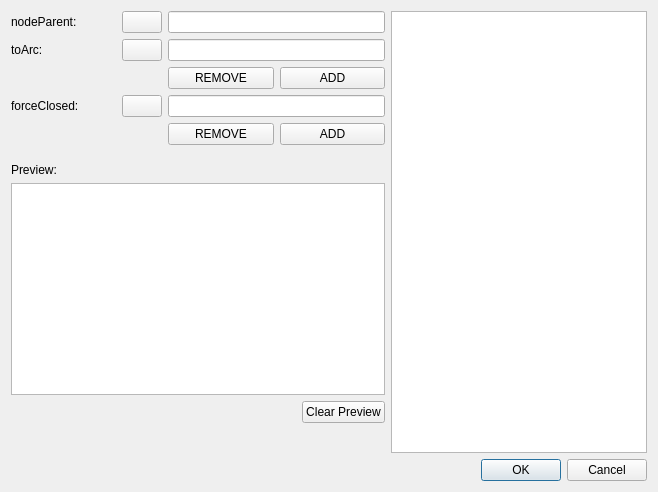
Qt form core/ui/toolbars/utilities/mapzone_config.ui (Giswater/giswater_qgis_plugin) before a commit.
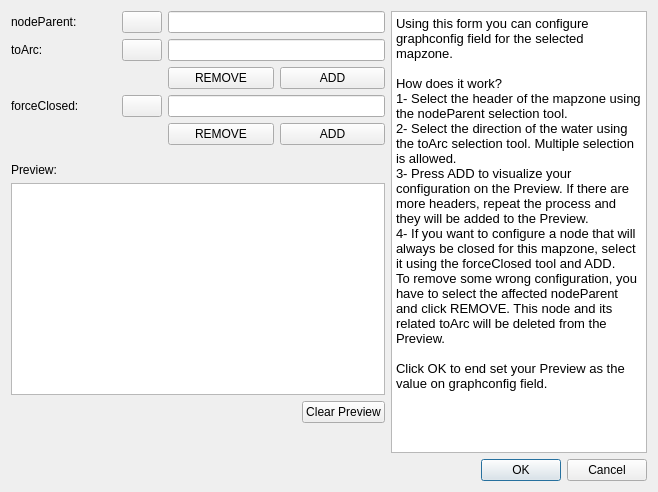
The same form after that commit.

Commit message: Enhancement: Add descriptive text on mapzone config dialog

```diff
--- a/core/ui/toolbars/utilities/mapzone_config.ui
+++ b/core/ui/toolbars/utilities/mapzone_config.ui
@@ -211,6 +211,22 @@
      <property name="readOnly">
       <bool>true</bool>
      </property>
+     <property name="html">
+      <string>&lt;!DOCTYPE HTML PUBLIC &quot;-//W3C//DTD HTML 4.0//EN&quot; &quot;http://www.w3.org/TR/REC-html40/strict.dtd&quot;&gt;
+&lt;html&gt;&lt;head&gt;&lt;meta name=&quot;qrichtext&quot; content=&quot;1&quot; /&gt;&lt;style type=&quot;text/css&quot;&gt;
+p, li { white-space: pre-wrap; }
+&lt;/style&gt;&lt;/head&gt;&lt;body style=&quot; font-family:'MS Shell Dlg 2'; font-size:9.75pt; font-weight:400; font-style:normal;&quot;&gt;
+&lt;p style=&quot; margin-top:0px; margin-bottom:0px; margin-left:0px; margin-right:0px; -qt-block-indent:0; text-indent:0px;&quot;&gt;Using this form you can configure graphconfig field for the selected mapzone. &lt;/p&gt;
+&lt;p style=&quot;-qt-paragraph-type:empty; margin-top:0px; margin-bottom:0px; margin-left:0px; margin-right:0px; -qt-block-indent:0; text-indent:0px;&quot;&gt;&lt;br /&gt;&lt;/p&gt;
+&lt;p style=&quot; margin-top:0px; margin-bottom:0px; margin-left:0px; margin-right:0px; -qt-block-indent:0; text-indent:0px;&quot;&gt;How does it work?&lt;/p&gt;
+&lt;p style=&quot; margin-top:0px; margin-bottom:0px; margin-left:0px; margin-right:0px; -qt-block-indent:0; text-indent:0px;&quot;&gt;1- Select the header of the mapzone using the nodeParent selection tool.&lt;/p&gt;
+&lt;p style=&quot; margin-top:0px; margin-bottom:0px; margin-left:0px; margin-right:0px; -qt-block-indent:0; text-indent:0px;&quot;&gt;2- Select the direction of the water using the toArc selection tool. Multiple selection is allowed.&lt;/p&gt;
+&lt;p style=&quot; margin-top:0px; margin-bottom:0px; margin-left:0px; margin-right:0px; -qt-block-indent:0; text-indent:0px;&quot;&gt;3- Press ADD to visualize your configuration on the Preview. If there are more headers, repeat the process and they will be added to the Preview.&lt;/p&gt;
+&lt;p style=&quot; margin-top:0px; margin-bottom:0px; margin-left:0px; margin-right:0px; -qt-block-indent:0; text-indent:0px;&quot;&gt;4- If you want to configure a node that will always be closed for this mapzone, select it using the forceClosed tool and ADD.&lt;/p&gt;
+&lt;p style=&quot; margin-top:0px; margin-bottom:0px; margin-left:0px; margin-right:0px; -qt-block-indent:0; text-indent:0px;&quot;&gt;To remove some wrong configuration, you have to select the affected nodeParent and click REMOVE. This node and its related toArc will be deleted from the Preview.&lt;/p&gt;
+&lt;p style=&quot;-qt-paragraph-type:empty; margin-top:0px; margin-bottom:0px; margin-left:0px; margin-right:0px; -qt-block-indent:0; text-indent:0px;&quot;&gt;&lt;br /&gt;&lt;/p&gt;
+&lt;p style=&quot; margin-top:0px; margin-bottom:0px; margin-left:0px; margin-right:0px; -qt-block-indent:0; text-indent:0px;&quot;&gt;Click OK to end set your Preview as the value on graphconfig field.&lt;/p&gt;&lt;/body&gt;&lt;/html&gt;</string>
+     </property>
     </widget>
    </item>
   </layout>
```
